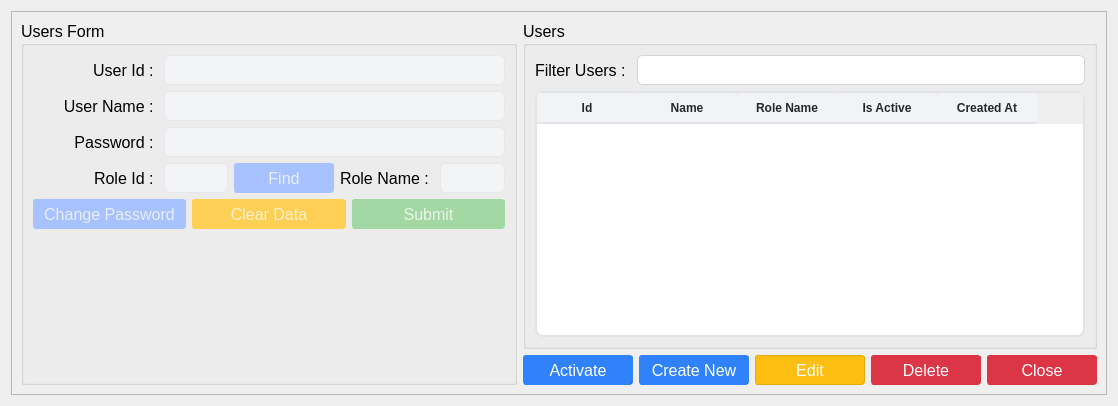
Before: the Qt Designer form ui/users.ui in michael-halim/pos, drawn with Qt 5.
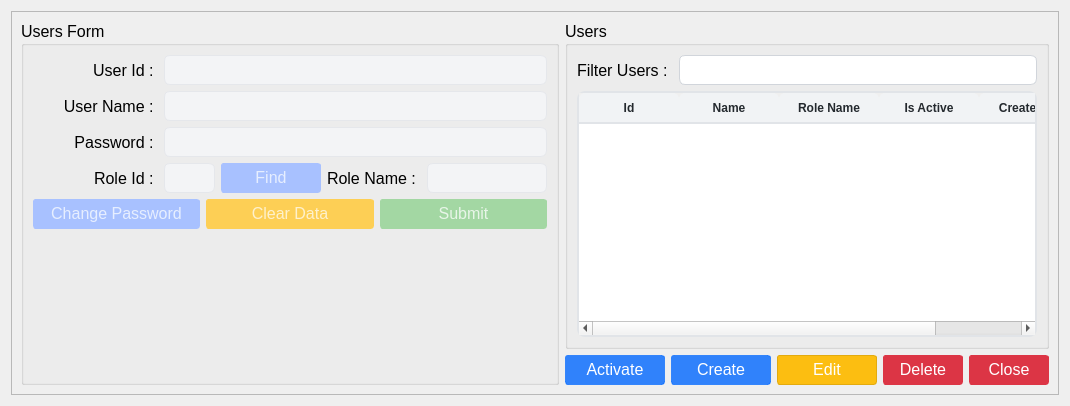
After: the same form once the commit is applied. Icons and pictures are not drawn.

Commit message: Patch#37: Added Logs - Added Logs for Products - Added Logs for Suppliers - Added Logs for Categories - Added Logs for Transactions - Added Logs for Users - Added or Update Icon Size

The edit to the form file:
```diff
--- a/ui/users.ui
+++ b/ui/users.ui
@@ -6,7 +6,7 @@
    <rect>
     <x>0</x>
     <y>0</y>
-    <width>1118</width>
+    <width>1070</width>
     <height>406</height>
    </rect>
   </property>
@@ -263,6 +263,7 @@
     border-radius: 3px;
     margin: 0.25rem;
 	opacity: 0.55;
+	padding-bottom: 2px;
 
 }
 </string>
@@ -473,7 +474,7 @@
                  </property>
                  <property name="minimumSize">
                   <size>
-                   <width>0</width>
+                   <width>50</width>
                    <height>30</height>
                   </size>
                  </property>
@@ -535,8 +536,8 @@
                  </property>
                  <property name="iconSize">
                   <size>
-                   <width>18</width>
-                   <height>18</height>
+                   <width>14</width>
+                   <height>14</height>
                   </size>
                  </property>
                 </widget>
@@ -569,7 +570,7 @@
                  </property>
                  <property name="minimumSize">
                   <size>
-                   <width>0</width>
+                   <width>120</width>
                    <height>30</height>
                   </size>
                  </property>
@@ -656,8 +657,8 @@
                </property>
                <property name="iconSize">
                 <size>
-                 <width>18</width>
-                 <height>18</height>
+                 <width>14</width>
+                 <height>14</height>
                 </size>
                </property>
               </widget>
@@ -765,8 +766,8 @@
                </property>
                <property name="iconSize">
                 <size>
-                 <width>18</width>
-                 <height>18</height>
+                 <width>16</width>
+                 <height>16</height>
                 </size>
                </property>
               </widget>
@@ -838,7 +839,7 @@
                 <widget class="QTableWidget" name="users_table">
                  <property name="minimumSize">
                   <size>
-                   <width>550</width>
+                   <width>400</width>
                    <height>0</height>
                   </size>
                  </property>
@@ -1037,8 +1038,8 @@
               </property>
               <property name="iconSize">
                <size>
-                <width>18</width>
-                <height>18</height>
+                <width>16</width>
+                <height>16</height>
                </size>
               </property>
              </widget>
@@ -1074,7 +1075,7 @@
 }</string>
               </property>
               <property name="text">
-               <string>Create New</string>
+               <string>Create</string>
               </property>
               <property name="icon">
                <iconset>
@@ -1082,8 +1083,8 @@
               </property>
               <property name="iconSize">
                <size>
-                <width>18</width>
-                <height>18</height>
+                <width>14</width>
+                <height>14</height>
                </size>
               </property>
              </widget>
@@ -1134,8 +1135,8 @@
               </property>
               <property name="iconSize">
                <size>
-                <width>18</width>
-                <height>18</height>
+                <width>14</width>
+                <height>14</height>
                </size>
               </property>
              </widget>
@@ -1173,8 +1174,8 @@
               </property>
               <property name="iconSize">
                <size>
-                <width>18</width>
-                <height>18</height>
+                <width>14</width>
+                <height>14</height>
                </size>
               </property>
              </widget>
@@ -1212,8 +1213,8 @@
               </property>
               <property name="iconSize">
                <size>
-                <width>14</width>
-                <height>14</height>
+                <width>12</width>
+                <height>12</height>
                </size>
               </property>
              </widget>
```
The commit also changes 32 other files.
